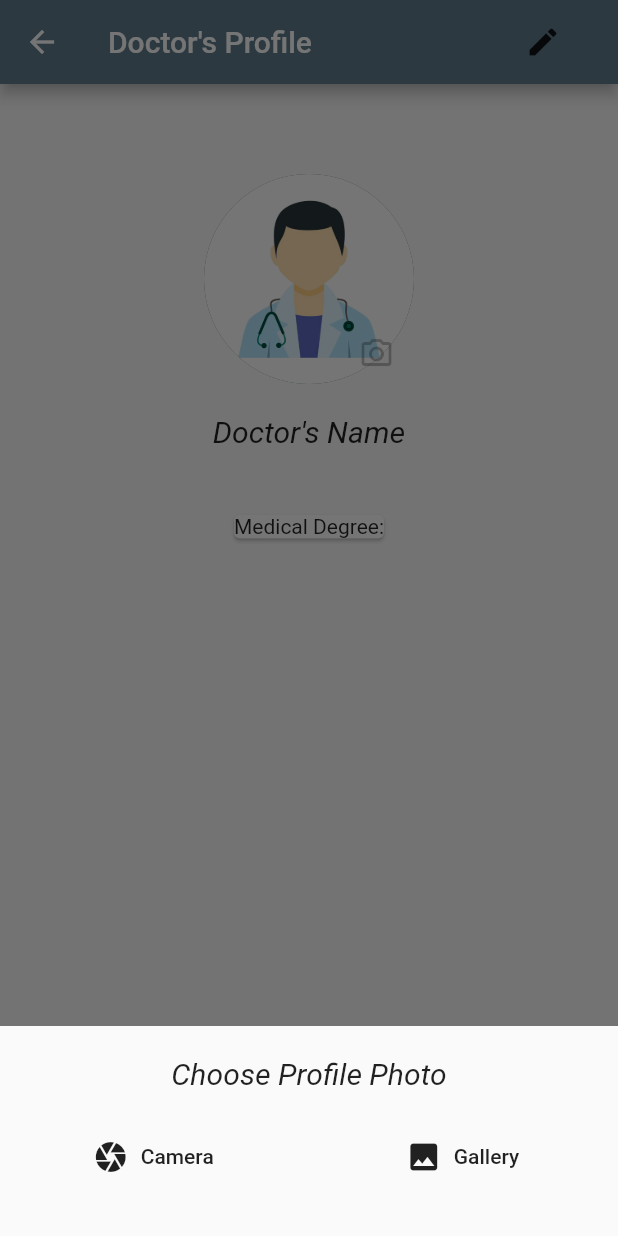
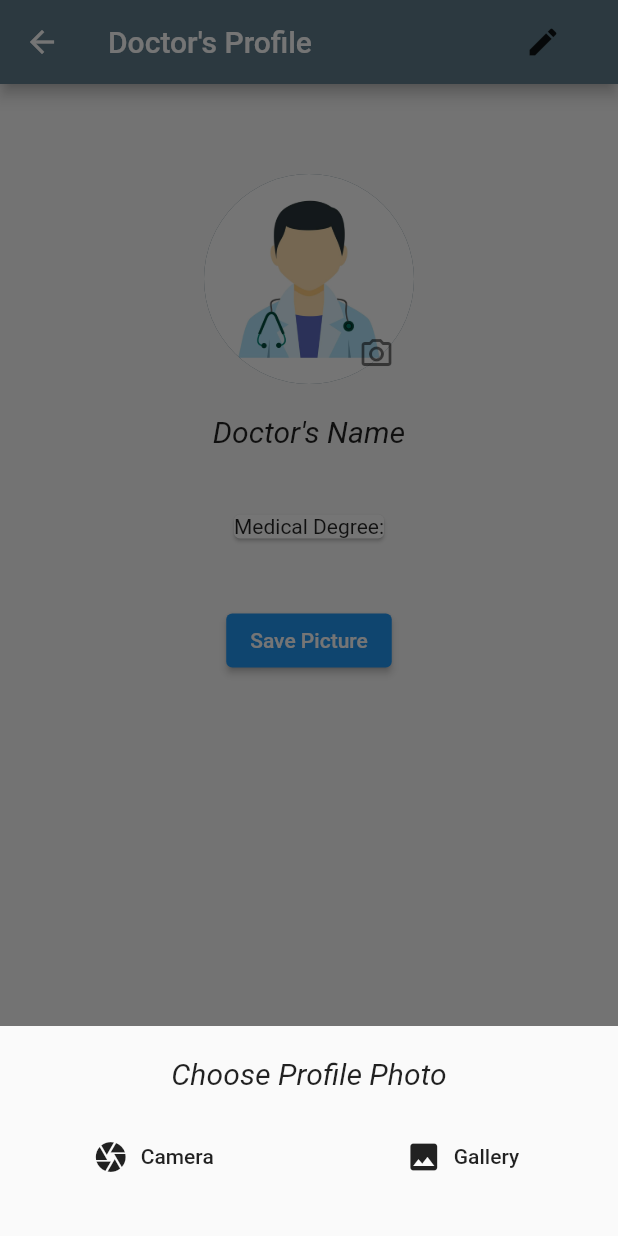
Before and after one commit to Heart-Patient-Assistant/HPA-Mobile, a Flutter app: the DoctorProfile screen opened directly, after a tap on the "camera alt" icon, on a phone screen of 412 x 824 dp. Run offline on Flutter 3.47's test engine with Material 2 defaults, Android fonts, the phone set to English and light mode, and no system bars; our stand-ins replace image_picker, shared_preferences; accounts and stored records are empty.

Commit message:
Save Profile Picture

```diff
--- a/lib/DoctorProfile.dart
+++ b/lib/DoctorProfile.dart
@@ -2,6 +2,8 @@ import 'dart:io';
 import 'package:flutter/material.dart';
 import 'package:flutter_appl/First.dart';
 import 'package:image_picker/image_picker.dart';
+import 'package:shared_preferences/shared_preferences.dart';
+
 
 class DoctorProfile extends StatefulWidget {
   @override
@@ -12,6 +14,13 @@ class _DoctorProfileState extends State<DoctorProfile> {
 
   PickedFile _imageFile ;
   final ImagePicker picker = ImagePicker();
+  String _imagePath ;
+
+  @override
+  void initState(){
+    super.initState();
+    loadImage();
+  }
 
   Widget bottomSheet() {
     return Container(
@@ -63,6 +72,19 @@ class _DoctorProfileState extends State<DoctorProfile> {
       _imageFile = pickedFile ;
     });
   }
+
+  void saveImage(path) async{
+    SharedPreferences saveimage = await SharedPreferences.getInstance();
+    saveimage.setString("imagePath", path);
+  }
+
+  void loadImage() async{
+    SharedPreferences saveimage = await SharedPreferences.getInstance();
+    setState(() {
+      _imagePath = saveimage.getString("imagePath");
+    });
+  }
+
 
   @override
   Widget build(BuildContext context) {
@@ -118,7 +140,7 @@ class _DoctorProfileState extends State<DoctorProfile> {
                       },
                       child: Icon(
                         Icons.camera_alt_outlined,
-                        color: Colors.black26,
+                        color: Colors.black54,
                       ),
                     ),
                   ),
@@ -139,7 +161,12 @@ class _DoctorProfileState extends State<DoctorProfile> {
 
                 ],
               ),
-            )
+            ),
+            new Padding(padding: EdgeInsets.all(20.0)),
+            new ElevatedButton(onPressed: (){
+              saveImage(_imageFile.path);
+            },
+              child: Text("Save Picture"),)
 
           ],
         ));
--- a/lib/First.dart
+++ b/lib/First.dart
@@ -19,7 +19,7 @@ class _FirstState extends State<First> {
   }
   void login() {
     setState(() {
-      if (userName.text.trim().isEmpty && password.text.trim().isEmpty) {
+      if (userName.text.trim().isEmpty || password.text.trim().isEmpty) {
         showDialog(
             context: context,
             builder: (context) {
```
Also changed, not shown: lib/PatientProfile.dart (+41 -4 lines).
